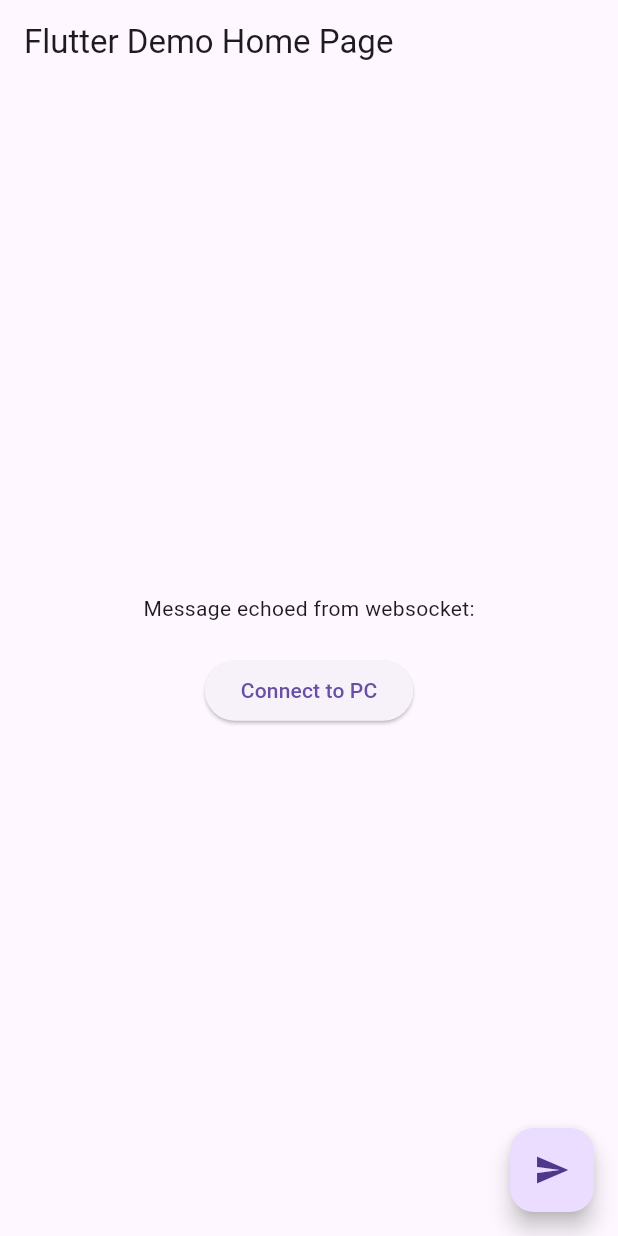
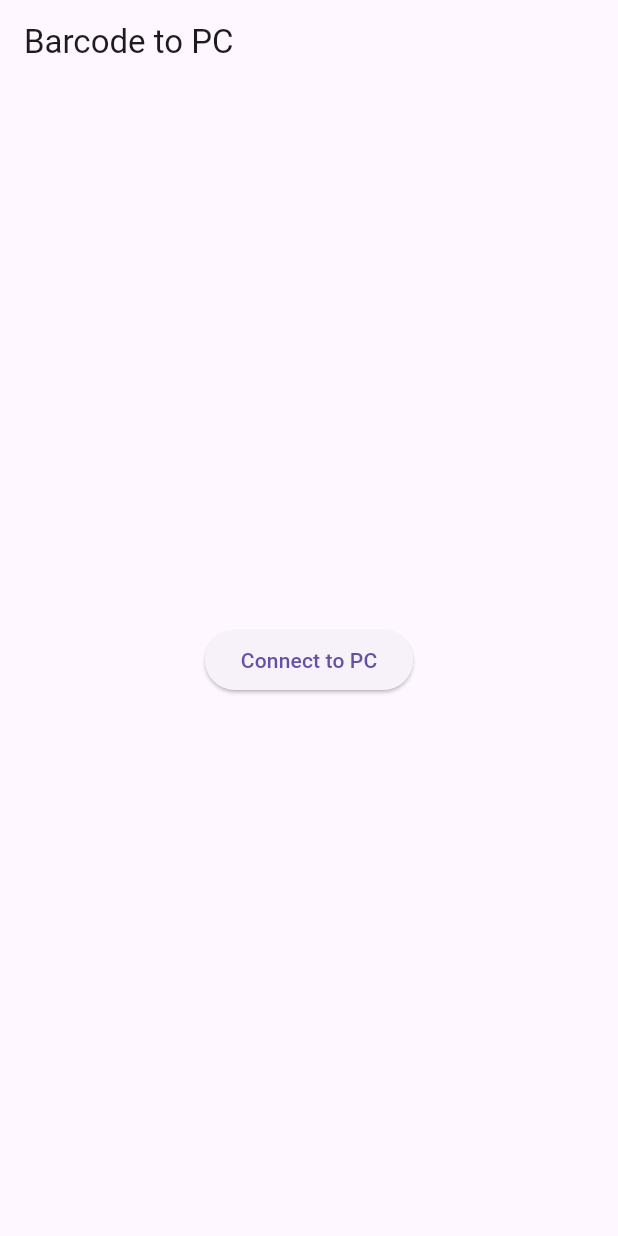
Before and after one commit to LogVanO/barcode_android, a Flutter app: the screen it shows after launch, on a phone screen of 412 x 824 dp. Run offline on Flutter 3.47's test engine with Material 3 defaults, Android fonts, the phone set to English and light mode, and no system bars; missing offline and left inert: mobile_scanner; network calls fail.

Commit message:
removed unused gui, updated page states

```diff
--- a/lib/main.dart
+++ b/lib/main.dart
@@ -13,26 +13,17 @@ class MyApp extends StatelessWidget {
   @override
   Widget build(BuildContext context) {
     return MaterialApp(
-      title: 'Flutter Demo',
+      title: 'Barcode to PC',
       theme: ThemeData(
-        // This is the theme of your application.
-        //
-        // Try running your application with "flutter run". You'll see the
-        // application has a blue toolbar. Then, without quitting the app, try
-        // changing the primarySwatch below to Colors.green and then invoke
-        // "hot reload" (press "r" in the console where you ran "flutter run",
-        // or simply save your changes to "hot reload" in a Flutter IDE).
-        // Notice that the counter didn't reset back to zero; the application
-        // is not restarted.
         primarySwatch: Colors.blue,
       ),
-      home: const MyHomePage(title: 'Flutter Demo Home Page'),
+      home: const MyHomePage(title: 'Barcode to PC'),
     );
   }
 }
 
 class MyHomePage extends StatefulWidget {
-  const MyHomePage({Key? key, required this.title, this.connectedIp})
+  const MyHomePage({Key? key, required this.title, this.connectedIp = "", this.connectedBool = false})
       : super(key: key);
 
   // This widget is the home page of your application. It is stateful, meaning
@@ -45,15 +36,16 @@ class MyHomePage extends StatefulWidget {
   // always marked "final".
 
   final String title;
-  final String? connectedIp;
+  final String connectedIp;
+  final bool connectedBool;
 
   @override
   State<MyHomePage> createState() => _MyHomePageState();
 }
 
 class _MyHomePageState extends State<MyHomePage> {
-  late WebSocketChannel channel = WebSocketChannel.connect(
-      Uri.parse('ws://' + (widget.connectedIp ?? "192.168.0.1")));
+
+  late WebSocketChannel channel;
 
   void _sendMessage() {
     channel.sink.add("Test");
@@ -61,6 +53,16 @@ class _MyHomePageState extends State<MyHomePage> {
 
   @override
   Widget build(BuildContext context) {
+
+    if (widget.connectedBool) {
+      channel = WebSocketChannel.connect(
+        Uri.parse('ws://' + widget.connectedIp), // change to 'ws://IP:port' after getting ip address
+      );
+    } else {
+      channel = WebSocketChannel.connect(
+        Uri.parse('ws://echo.websocket.org/')
+      );
+    }
     // This method is rerun every time setState is called, for instance as done
     // by the _incrementCounter method above.
     //
@@ -92,16 +94,9 @@ class _MyHomePageState extends State<MyHomePage> {
           // axis because Columns are vertical (the cross axis would be
           // horizontal).
           mainAxisAlignment: MainAxisAlignment.center,
-          children: <Widget>[
-            const Text(
-              'Message echoed from websocket:',
-            ),
-            StreamBuilder(
-              stream: channel.stream,
-              builder: (context, snapshot) {
-                return Text(snapshot.hasData ? '${snapshot.data}' : '');
-              },
-            ),
+          children:
+          !widget.connectedBool ? // show connect button if not connected
+          <Widget>[
             ElevatedButton(
               onPressed: () {
                 Navigator.of(context).push(
@@ -114,13 +109,15 @@ class _MyHomePageState extends State<MyHomePage> {
               },
               child: const Text('Connect to PC'),
             ),
+          ]
+          : // show scan button if connected
+          <Widget>[
+            ElevatedButton(
+              onPressed: _sendMessage,
+              child: const Text('Send Message to PC'),
+            ),
           ],
         ),
-      ),
-      floatingActionButton: FloatingActionButton(
-        onPressed: _sendMessage,
-        tooltip: 'Send message',
-        child: const Icon(Icons.send),
       ), // This trailing comma makes auto-formatting nicer for build methods.
     );
   }
```
Also changed, not shown: lib/barcode_scanner_window.dart (+10 -32 lines).
